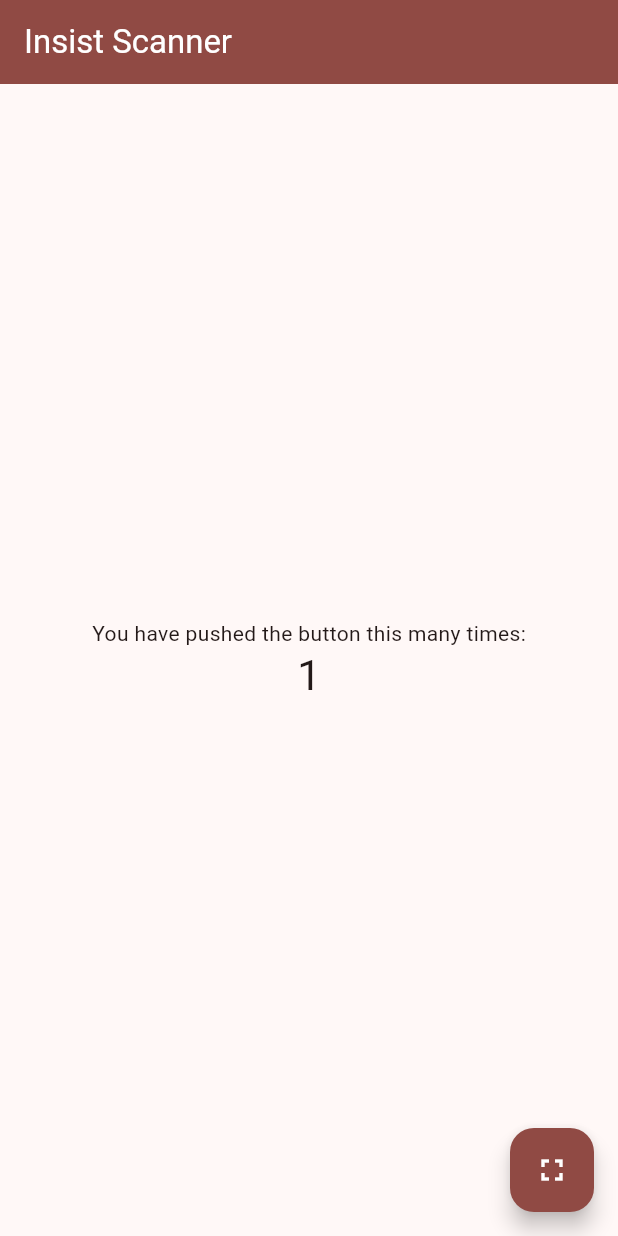
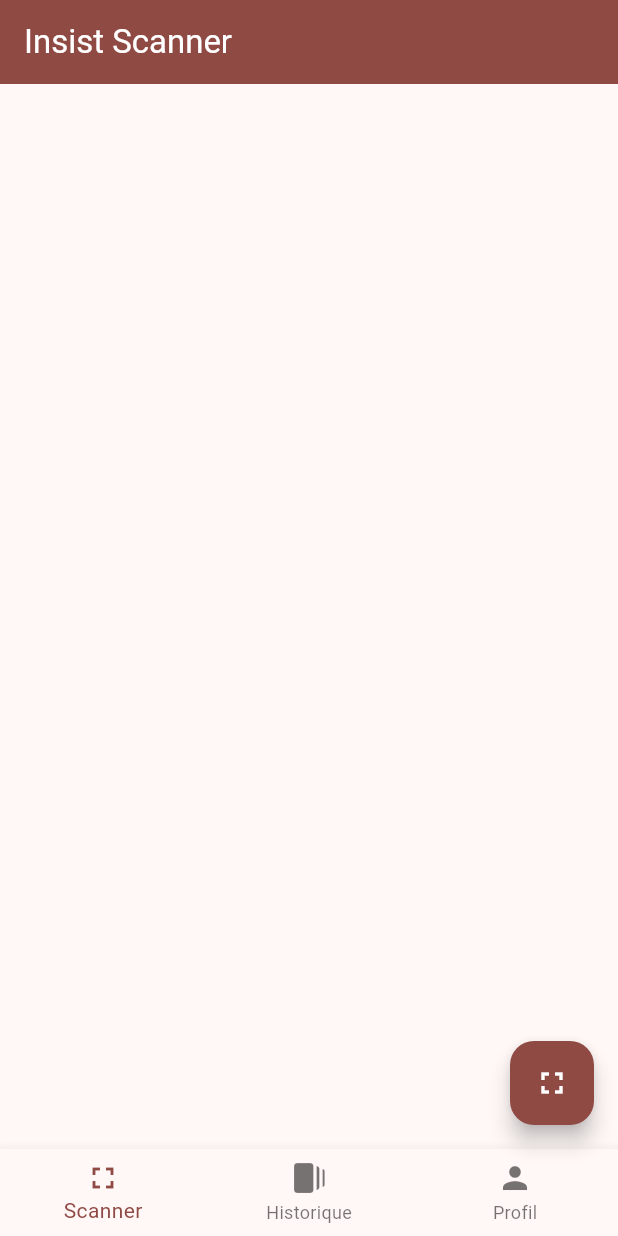
Before and after one commit to tchoupemartinjunior/flutter-app, a Flutter app: the screen it shows after launch, after a tap on the "fullscreen" icon, on a phone screen of 412 x 824 dp. Run offline on Flutter 3.47's test engine with Material 3 defaults, Android fonts, the phone set to English and light mode, and no system bars; missing offline and left inert: flutter_barcode_scanner.

Commit message:
bar code scanner main page

```diff
--- a/lib/main.dart
+++ b/lib/main.dart
@@ -1,4 +1,7 @@
 import 'package:flutter/material.dart';
+import 'package:flutter/services.dart';
+import 'package:flutter_barcode_scanner/flutter_barcode_scanner.dart';
+// import 'package:barcode_scan/barcode_scan.dart';
 
 void main() {
   runApp(const MyApp());
@@ -56,7 +59,25 @@
 
 class _MyHomePageState extends State<MyHomePage> {
   int _counter = 0;
+  int _currentIndex=0;
+  String _scanBarcodeResult='';
 
+  Future<void> scanBarcode() async{
+    String barcodeScanRes;
+    try{
+    barcodeScanRes = await FlutterBarcodeScanner.scanBarcode(
+      '#ff6666', 'Annuler', true, ScanMode.BARCODE);
+    debugPrint(barcodeScanRes);
+    } on PlatformException{
+      barcodeScanRes = 'Erreur Technique';
+    }
+    if(!mounted) return;
+
+    setState(() {
+      _scanBarcodeResult = barcodeScanRes;
+    });
+
+  }
   void _incrementCounter() {
     setState(() {
       // This call to setState tells the Flutter framework that something has
@@ -106,19 +127,38 @@
           // wireframe for each widget.
           mainAxisAlignment: MainAxisAlignment.center,
           children: <Widget>[
-            const Text(
-              'You have pushed the button this many times:',
-            ),
-            Text(
-              '$_counter',
-              style: Theme.of(context).textTheme.headlineMedium,
-            ),
+            Text(_scanBarcodeResult)
           ],
         ),
       ),
+      bottomNavigationBar: BottomNavigationBar(
+        currentIndex: this._currentIndex,
+        items: [
+          BottomNavigationBarItem(
+          icon: const Icon(Icons.fullscreen),
+          label:'Scanner',
+          backgroundColor: Theme.of(context).colorScheme.onPrimaryContainer
+          ),
+          BottomNavigationBarItem(
+          icon: const Icon(Icons.web_stories),
+          label:'Historique',
+          backgroundColor: Theme.of(context).colorScheme.onPrimaryContainer
+          ),
+          BottomNavigationBarItem(
+          icon: const Icon(Icons.person),
+          label:'Profil',
+          backgroundColor: Theme.of(context).colorScheme.onPrimaryContainer
+          ),
+          ],
+          onTap:(index){
+            setState(() {
+              _currentIndex=index;
+            });
+          }
+        ),
       floatingActionButton: FloatingActionButton(
-        onPressed: _incrementCounter,
-        tooltip: 'Increment',
+        onPressed: scanBarcode,
+        tooltip: 'Scan',
         backgroundColor: Theme.of(context).colorScheme.primary,
 
         child: const Icon(Icons.fullscreen, color: Colors.white),
--- a/pubspec.yaml
+++ b/pubspec.yaml
@@ -30,6 +30,7 @@
 dependencies:
   flutter:
     sdk: flutter
+  flutter_barcode_scanner: ^2.0.0
 
 
   # The following adds the Cupertino Icons font to your application.
```
Also changed, not shown: pubspec.lock, 1 other file.
